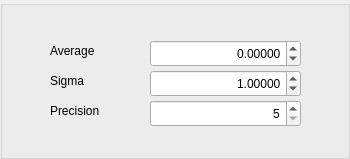
The window that Plugins-MonteCarlo/Simulation/gaussview.ui (alexkernphysiker/Irina-qt) describes before a commit, drawn with Qt 5.
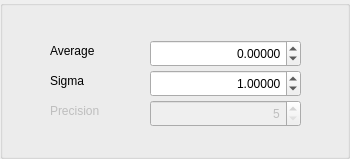
The same window after the commit.

Diff of the .ui file:
```diff
--- a/Plugins-MonteCarlo/Simulation/gaussview.ui
+++ b/Plugins-MonteCarlo/Simulation/gaussview.ui
@@ -43,6 +43,9 @@
    </property>
   </widget>
   <widget class="QLabel" name="label_3">
+   <property name="enabled">
+    <bool>false</bool>
+   </property>
    <property name="geometry">
     <rect>
      <x>50</x>
@@ -103,6 +106,9 @@
    </property>
   </widget>
   <widget class="QSpinBox" name="precision">
+   <property name="enabled">
+    <bool>false</bool>
+   </property>
    <property name="geometry">
     <rect>
      <x>150</x>
```
